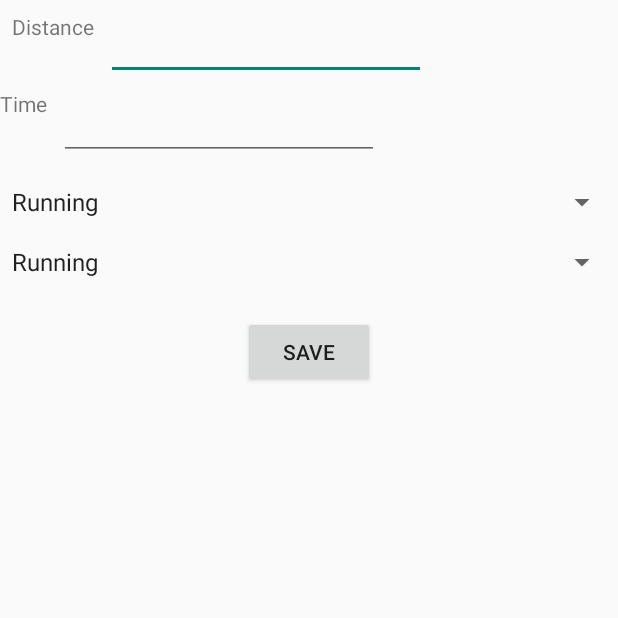
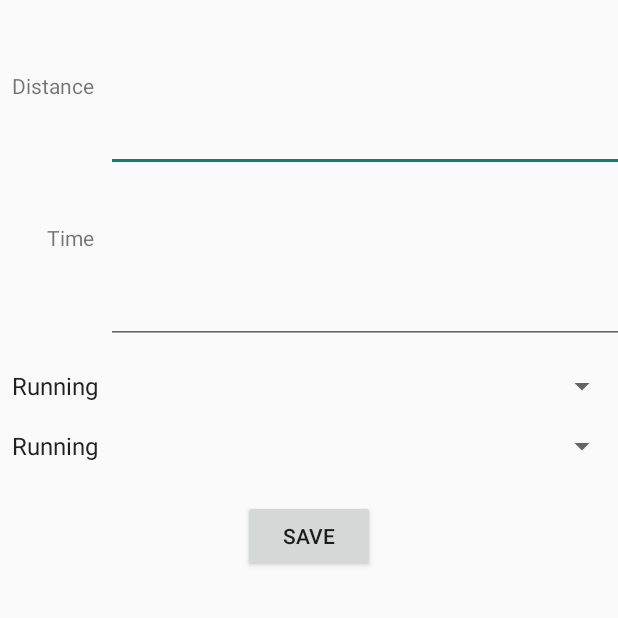
Before and after one commit to tkettu/rokego_android, an Android app: the SaveData screen opened directly, with no data from a screen before it, on a phone screen of 412 x 824 dp, the top half of it. Run offline under Robolectric (Android 15) with nearby library versions, the phone set to English and light mode, and no system bars.

```diff
--- a/app/src/main/res/layout/activity_save_data.xml
+++ b/app/src/main/res/layout/activity_save_data.xml
@@ -10,8 +10,8 @@
         android:id="@+id/distance_send"
         android:layout_width="wrap_content"
         android:layout_height="wrap_content"
-        android:layout_marginLeft="8dp"
-        android:layout_marginTop="8dp"
+        android:layout_marginLeft="1dp"
+        android:layout_marginTop="47dp"
         android:text="@string/label_distance"
         app:layout_constraintLeft_toLeftOf="parent"
         app:layout_constraintTop_toTopOf="parent"
@@ -29,16 +29,18 @@
         android:layout_marginTop="8dp"
         app:layout_constraintLeft_toRightOf="@+id/distance_send"
         android:layout_marginLeft="8dp"
-        android:layout_marginStart="8dp" />
+        android:layout_marginStart="8dp"
+        android:textSize="@android:dimen/notification_large_icon_height"/>
 
     <TextView
         android:id="@+id/time_send"
         android:layout_width="wrap_content"
         android:layout_height="wrap_content"
         android:text="@string/label_time"
-        tools:layout_editor_absoluteX="8dp"
-        android:layout_marginTop="32dp"
-        app:layout_constraintTop_toBottomOf="@+id/distance_send" />
+        android:layout_marginTop="82dp"
+        app:layout_constraintTop_toBottomOf="@+id/distance_send"
+        android:layout_marginLeft="31dp"
+        app:layout_constraintLeft_toLeftOf="parent" />
 
     <EditText
         android:id="@+id/time_edit"
@@ -49,6 +51,7 @@
         android:ems="10"
         android:inputType="datetime"
         android:text="0:0"
+        android:textSize="@android:dimen/notification_large_icon_height"
         app:layout_constraintLeft_toRightOf="@+id/time_send"
         android:layout_marginTop="8dp"
         app:layout_constraintTop_toBottomOf="@+id/distance_edit" />
@@ -72,7 +75,8 @@
         app:layout_constraintRight_toRightOf="parent"
         android:layout_marginTop="16dp"
         app:layout_constraintTop_toBottomOf="@+id/time_edit"
-        app:layout_constraintHorizontal_bias="0.0" />
+        app:layout_constraintHorizontal_bias="0.0"
+        android:scrollbarSize="12dp"/>
 
     <Spinner
         android:id="@+id/sports_type_spinner"
```
Also changed, not shown: app/src/main/java/com/teroki/rokego_objects/Exercise.java (+13 -0 lines).
